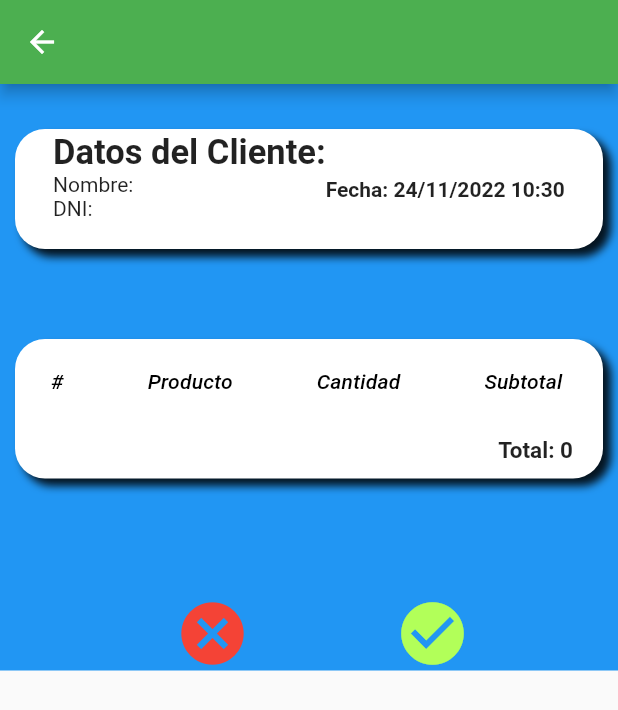
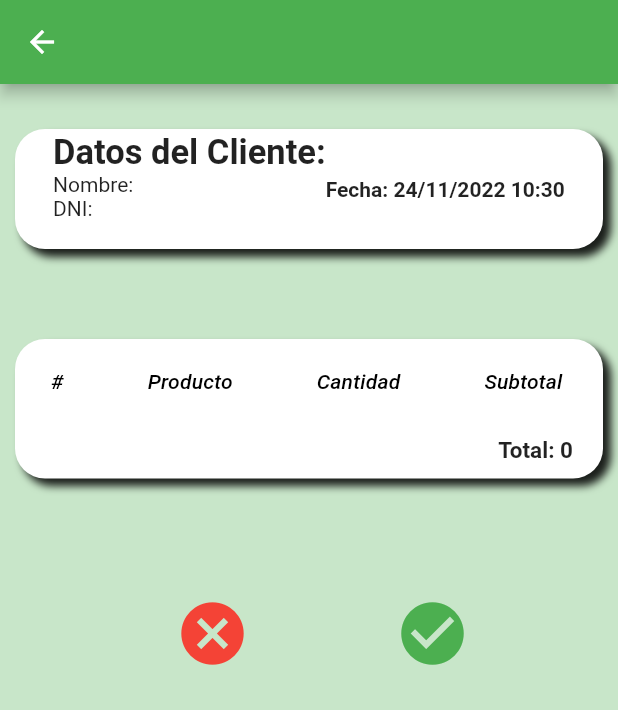
Before and after one commit to upc-shopTeam/shope_teamF, a Flutter app: the InvoiceView screen opened directly with empty values, on a phone screen of 412 x 824 dp. Shown: the top 710 px of the screen. Run offline on Flutter 3.47's test engine with Material 2 defaults, Android fonts, the phone set to English and light mode, and no system bars; our stand-ins replace calendar_timeline, shared_preferences; missing offline and left inert: jwt_decode; accounts and stored records are empty.

Commit message:
refactor: styles fix

```diff
--- a/lib/sales/invoice_view.dart
+++ b/lib/sales/invoice_view.dart
@@ -4,7 +4,6 @@ import 'package:flutter/material.dart';
 import 'package:jwt_decode/jwt_decode.dart';
 import 'package:shared_preferences/shared_preferences.dart';
 import 'home.dart';
-import 'package:shop_team/sales/products_view.dart';
 import 'list_sale.dart';
 import 'package:http/http.dart' as http;
 import 'package:shop_team/api/product.dart';
@@ -73,6 +72,7 @@ class InvoiceView extends StatelessWidget {
 
     final invoice = {
       "employee": objEmployee["_id"],
+      "nameEmployee": objEmployee["name"],
       "nameCustomer": name,
       "dniCustomer": dni,
       "date": date.toString(),
@@ -90,9 +90,11 @@ class InvoiceView extends StatelessWidget {
   @override
   Widget build(BuildContext context) {
     return Scaffold(
+      backgroundColor: Colors.green[100],
       appBar: AppBar(),
       body: Container(
-        color: Colors.blue,
+        height: MediaQuery.of(context).size.height*1,
+
           child: Padding(
             padding: const EdgeInsets.all(10.0),
             child: SingleChildScrollView(
@@ -251,7 +253,7 @@ class InvoiceView extends StatelessWidget {
                           },
                           icon: const Icon(Icons.check_circle,
                           size: 50,
-                          color: Colors.lightGreenAccent,)
+                          color: Colors.green,)
 
                       )
                     ],
```
